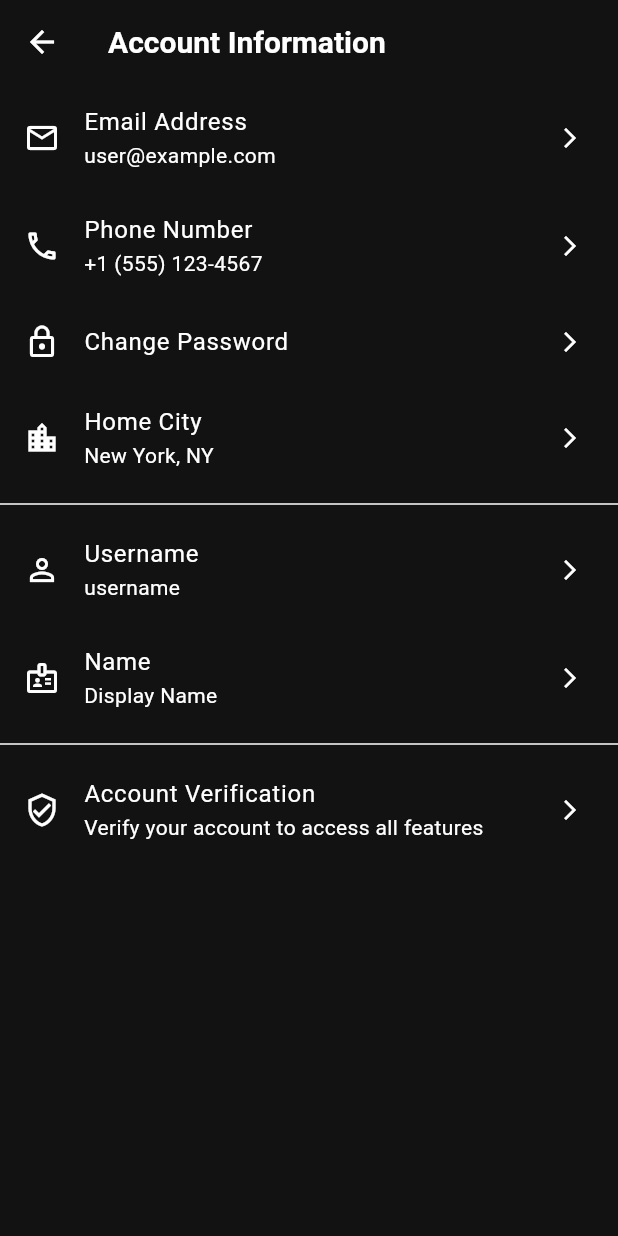
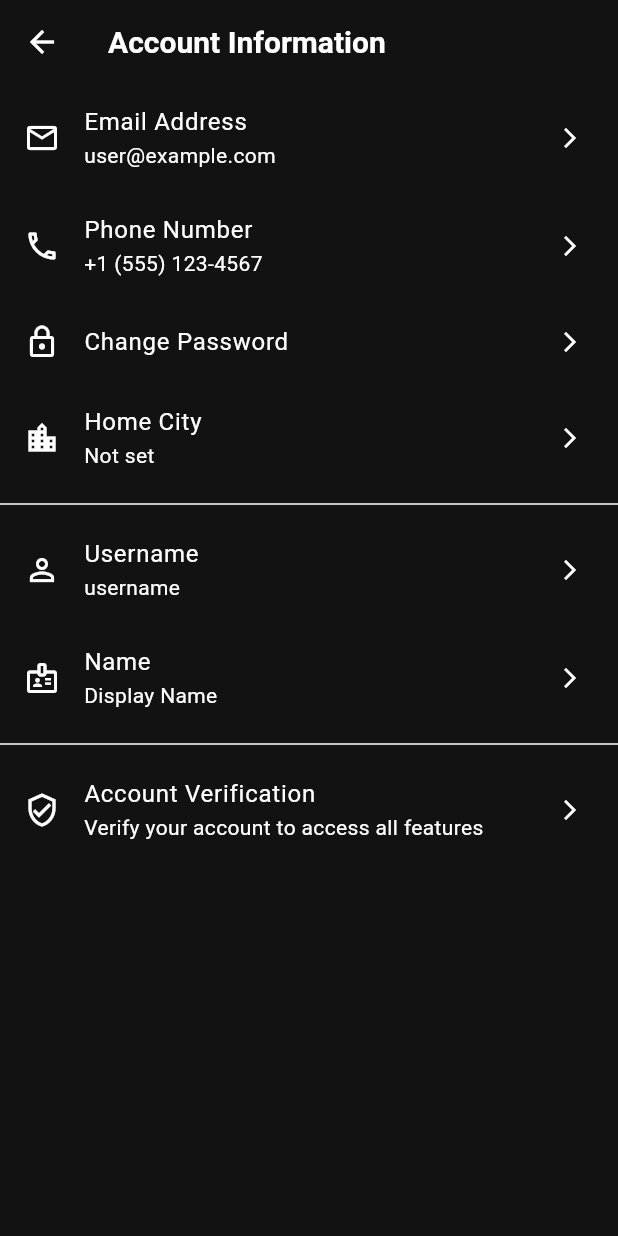
Before and after one commit to danrjop/concert-application, a Flutter app: the AccountInformationScreen screen opened by its route, on a phone screen of 412 x 824 dp. Run offline on Flutter 3.47's test engine with Material 3 defaults, Android fonts, the phone set to English and light mode, and no system bars; our stand-ins replace camera, permission_handler, shared_preferences, supabase_flutter; accounts and stored records are empty.

Commit message:
home city from account, working

```diff
--- a/lib/screens/settings/account_information_screen.dart
+++ b/lib/screens/settings/account_information_screen.dart
@@ -6,6 +6,7 @@ import '../change_password_screen.dart';
 import '../edit_name_screen.dart';
 import '../edit_username_screen.dart';
 import '../change_phone_screen.dart';
+import '../change_home_city_screen.dart';
 
 class AccountInformationScreen extends StatefulWidget {
   const AccountInformationScreen({super.key});
@@ -75,13 +76,10 @@ class _AccountInformationScreenState extends State<AccountInformationScreen> {
           ListTile(
             leading: const Icon(Icons.location_city_outlined),
             title: const Text('Home City'),
-            subtitle: const Text('New York, NY'),
+            subtitle: Text(userProfile?.homeCityDisplay ?? userProfile?.homeCityName ?? 'Not set'),
             trailing: const Icon(Icons.arrow_forward_ios, size: 16),
             onTap: () {
-              // TODO: Navigate to home city selection
-              ScaffoldMessenger.of(context).showSnackBar(
-                const SnackBar(content: Text('Home City settings')),
-              );
+              Navigator.pushNamed(context, '/change_home_city');
             },
           ),
           const Divider(),
```
